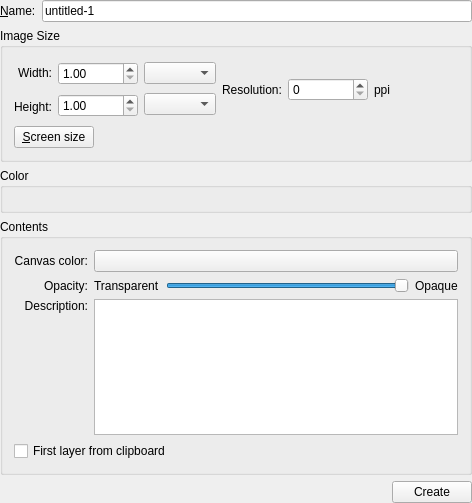
Old version of the form krita/ui/forms/wdgnewimage.ui in the repository KDE/krita.
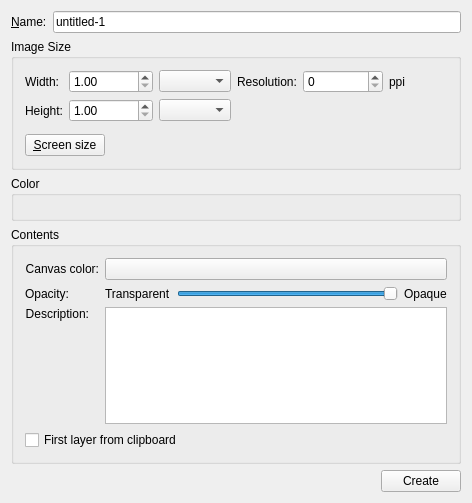
New version of the form. Custom widgets are drawn as their Qt base class.

Commit message: Changed the UI which contains labels and textfields into QFormLayout to set alignment issues

```diff
--- a/krita/ui/forms/wdgnewimage.ui
+++ b/krita/ui/forms/wdgnewimage.ui
@@ -13,13 +13,10 @@
   <property name="windowTitle">
    <string>New Image</string>
   </property>
-  <layout class="QVBoxLayout">
-   <property name="margin">
-    <number>0</number>
-   </property>
+  <layout class="QVBoxLayout" name="verticalLayout_2">
    <item>
-    <layout class="QHBoxLayout">
-     <item>
+    <layout class="QFormLayout" name="formLayout_3">
+     <item row="0" column="0">
       <widget class="QLabel" name="lblName">
        <property name="text">
         <string>&amp;Name:</string>
@@ -29,7 +26,7 @@
        </property>
       </widget>
      </item>
-     <item>
+     <item row="0" column="1">
       <widget class="QLineEdit" name="txtName">
        <property name="text">
         <string>untitled-1</string>
@@ -43,18 +40,12 @@
      <property name="title">
       <string>Image Size</string>
      </property>
-     <layout class="QVBoxLayout">
+     <layout class="QGridLayout" name="gridLayout">
+      <item row="0" column="0">
+       <layout class="QHBoxLayout" name="horizontalLayout_4">
       <item>
-       <layout class="QHBoxLayout">
-        <item>
-         <layout class="QVBoxLayout">
-          <property name="spacing">
-           <number>6</number>
-          </property>
-          <property name="margin">
-           <number>0</number>
-          </property>
-          <item>
+         <layout class="QFormLayout" name="formLayout">
+          <item row="0" column="0">
            <widget class="QLabel" name="lblWidth">
             <property name="text">
              <string>Width:</string>
@@ -64,7 +55,33 @@
             </property>
            </widget>
           </item>
+          <item row="0" column="1">
+           <layout class="QHBoxLayout" name="horizontalLayout">
           <item>
+             <widget class="QDoubleSpinBox" name="doubleWidth">
+              <property name="minimumSize">
+               <size>
+                <width>80</width>
+                <height>0</height>
+               </size>
+              </property>
+              <property name="decimals">
+               <number>2</number>
+              </property>
+              <property name="minimum">
+               <double>1.000000000000000</double>
+              </property>
+              <property name="maximum">
+               <double>100000000.000000000000000</double>
+              </property>
+             </widget>
+            </item>
+            <item>
+             <widget class="QComboBox" name="cmbWidthUnit"/>
+            </item>
+           </layout>
+          </item>
+          <item row="1" column="0">
            <widget class="QLabel" name="lblHeight">
             <property name="text">
              <string>Height:</string>
@@ -77,35 +94,8 @@
             </property>
            </widget>
           </item>
-         </layout>
-        </item>
-        <item>
-         <layout class="QVBoxLayout">
-          <property name="spacing">
-           <number>6</number>
-          </property>
-          <property name="margin">
-           <number>0</number>
-          </property>
-          <item>
-           <widget class="QDoubleSpinBox" name="doubleWidth">
-            <property name="minimumSize">
-             <size>
-              <width>80</width>
-              <height>0</height>
-             </size>
-            </property>
-            <property name="decimals">
-             <number>2</number>
-            </property>
-            <property name="minimum">
-             <double>1.000000000000000</double>
-            </property>
-            <property name="maximum">
-             <double>100000000.000000000000000</double>
-            </property>
-           </widget>
-          </item>
+          <item row="1" column="1">
+           <layout class="QHBoxLayout" name="horizontalLayout_2">
           <item>
            <widget class="QDoubleSpinBox" name="doubleHeight">
             <property name="minimumSize">
@@ -122,31 +112,24 @@
             </property>
            </widget>
           </item>
-         </layout>
-        </item>
-        <item>
-         <layout class="QVBoxLayout">
-          <property name="spacing">
-           <number>6</number>
-          </property>
-          <property name="margin">
-           <number>0</number>
-          </property>
-          <item>
-           <widget class="QComboBox" name="cmbWidthUnit"/>
-          </item>
           <item>
            <widget class="QComboBox" name="cmbHeightUnit"/>
           </item>
          </layout>
         </item>
+         </layout>
+        </item>
         <item>
+         <layout class="QFormLayout" name="formLayout_2">
+          <item row="0" column="0">
          <widget class="QLabel" name="lblResolution">
           <property name="text">
            <string>Resolution:</string>
           </property>
          </widget>
         </item>
+          <item row="0" column="1">
+           <layout class="QHBoxLayout" name="horizontalLayout_3">
         <item>
          <widget class="QDoubleSpinBox" name="doubleResolution">
           <property name="minimumSize">
@@ -173,6 +156,10 @@
           </property>
          </widget>
         </item>
+           </layout>
+          </item>
+         </layout>
+        </item>
         <item>
          <spacer>
           <property name="orientation">
@@ -183,15 +170,15 @@
           </property>
           <property name="sizeHint" stdset="0">
            <size>
-            <width>191</width>
-            <height>61</height>
+            <width>18</width>
+            <height>58</height>
            </size>
           </property>
          </spacer>
         </item>
        </layout>
       </item>
-      <item>
+      <item row="1" column="0">
        <layout class="QHBoxLayout">
         <item>
          <widget class="QPushButton" name="bnScreenSize">
@@ -238,7 +225,9 @@
      <property name="title">
       <string>Contents</string>
      </property>
-     <layout class="QGridLayout">
+     <layout class="QVBoxLayout" name="verticalLayout">
+      <item>
+       <layout class="QFormLayout" name="formLayout_4">
       <item row="0" column="0">
        <widget class="QLabel" name="lblColor">
         <property name="text">
@@ -249,6 +238,24 @@
         </property>
        </widget>
       </item>
+        <item row="0" column="1">
+         <widget class="KColorButton" name="cmbColor">
+          <property name="color">
+           <color>
+            <red>255</red>
+            <green>255</green>
+            <blue>255</blue>
+           </color>
+          </property>
+          <property name="defaultColor">
+           <color>
+            <red>255</red>
+            <green>255</green>
+            <blue>255</blue>
+           </color>
+          </property>
+         </widget>
+        </item>
       <item row="1" column="0">
        <widget class="QLabel" name="lblOpacity">
         <property name="text">
@@ -335,31 +342,15 @@
       <item row="2" column="1">
        <widget class="QTextEdit" name="txtDescription"/>
       </item>
-      <item row="3" column="0" colspan="2">
+       </layout>
+      </item>
+      <item>
        <widget class="QCheckBox" name="chkFromClipboard">
         <property name="text">
          <string>First layer from clipboard</string>
         </property>
        </widget>
       </item>
-      <item row="0" column="1">
-       <widget class="KColorButton" name="cmbColor">
-        <property name="color">
-         <color>
-          <red>255</red>
-          <green>255</green>
-          <blue>255</blue>
-         </color>
-        </property>
-        <property name="defaultColor">
-         <color>
-          <red>255</red>
-          <green>255</green>
-          <blue>255</blue>
-         </color>
-        </property>
-       </widget>
-      </item>
      </layout>
     </widget>
    </item>
```
Left out of the diff: 1 changed line with no effect on the pictures. Lines whose indentation alone changed are shown as unchanged. The commit also changes 91 other files.
